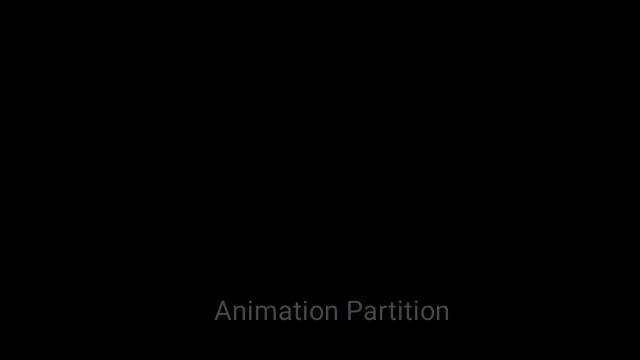
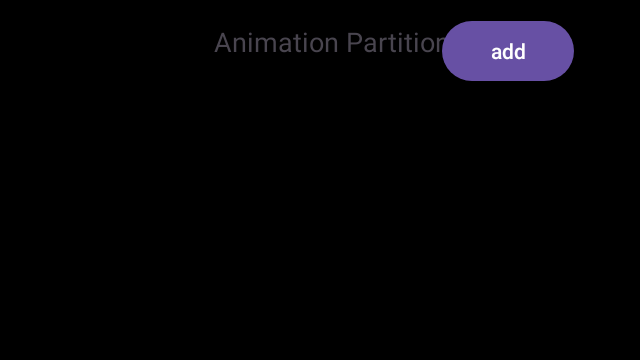
Before and after one commit to Farouk157/LED-Strip-Control, an Android app built with Jetpack Compose: the screen it shows after launch (MainActivity), on a phone screen of 824 x 412 dp (held sideways). Shown: the top 360 px of the screen, without its empty margins (596-1236 px from the left). Run offline under Robolectric (Android 15) with nearby library versions, the phone set to English and light mode, and no system bars; our stand-ins replace Room's generated code; 5 statements that could not run were skipped.

Commit message:
room & fav colors

```diff
--- a/LED_Strip_Control_Application/app/src/main/AndroidManifest.xml
+++ b/LED_Strip_Control_Application/app/src/main/AndroidManifest.xml
@@ -13,7 +13,7 @@
         android:theme="@style/Theme.LED_Strip_Control"
         tools:targetApi="31">
         <activity
-            android:name=".MainActivity"
+            android:name=".home.view.MainActivity"
             android:exported="true"
             android:screenOrientation="landscape"
             tools:ignore="DiscouragedApi">
--- a/LED_Strip_Control_Application/app/src/main/java/com/example/led_strip_control/MainActivity.kt
+++ /dev/null
@@ -1,34 +0,0 @@
-package com.example.led_strip_control
-
-import android.os.Bundle
-import androidx.appcompat.app.AppCompatActivity
-import androidx.compose.ui.platform.ViewCompositionStrategy
-import com.example.led_strip_control.databinding.ActivityMainBinding
-
-class MainActivity : AppCompatActivity() {
-
-    private lateinit var binding: ActivityMainBinding
-
-    override fun onCreate(savedInstanceState: Bundle?) {
-        super.onCreate(savedInstanceState)
-        binding = ActivityMainBinding.inflate(layoutInflater)
-        val view = binding.root
-        setContentView(view)
-
-        // Set the Compose content in the ComposeView
-        binding.composeColorPicker?.setViewCompositionStrategy(
-            ViewCompositionStrategy.DisposeOnViewTreeLifecycleDestroyed
-        )
-        binding.composeColorPicker?.setContent {
-            ColorPickerContent()
-        }
-
-//        // Set the Compose content in the ComposeView
-//        binding.colorHintList?.setViewCompositionStrategy(
-//            ViewCompositionStrategy.DisposeOnViewTreeLifecycleDestroyed
-//        )
-//        binding.colorHintList?.setContent {
-//            ColorPickerPreview()
-//        }
-    }
-}
--- /dev/null
+++ b/LED_Strip_Control_Application/app/src/main/java/com/example/led_strip_control/database/AppDatabase.kt
@@ -0,0 +1,29 @@
+package com.example.led_strip_control.database
+
+import android.content.Context
+import androidx.room.Database
+import androidx.room.Room
+import androidx.room.RoomDatabase
+import com.example.led_strip_control.pojo.ColorEntity
+
+@Database(entities = [ColorEntity::class], version = 1, exportSchema = false)
+abstract class AppDatabase : RoomDatabase() {
+    abstract fun colorDao(): ColorDao
+
+    companion object {
+        @Volatile
+        private var INSTANCE: AppDatabase? = null
+
+        fun getDatabase(context: Context): AppDatabase {
+            return INSTANCE ?: synchronized(this) {
+                val instance = Room.databaseBuilder(
+                    context.applicationContext,
+                    AppDatabase::class.java,
+                    "colors_database"
+                ).build()
+                INSTANCE = instance
+                instance
+            }
+        }
+    }
+}
--- /dev/null
+++ b/LED_Strip_Control_Application/app/src/main/java/com/example/led_strip_control/database/ColorDao.kt
@@ -0,0 +1,23 @@
+package com.example.led_strip_control.database
+
+import androidx.room.*
+import com.example.led_strip_control.pojo.ColorEntity
+import kotlinx.coroutines.flow.Flow
+
+@Dao
+interface ColorDao {
+    @Query("SELECT * FROM colors")
+    fun getAllColors(): Flow<List<ColorEntity>>
+
+    @Insert(onConflict = OnConflictStrategy.IGNORE)
+    suspend fun addColor(color: ColorEntity)
+
+    @Delete
+    suspend fun deleteColor(color: ColorEntity)
+
+    @Query("DELETE FROM colors WHERE id = :id")
+    suspend fun deleteColor(id: Int)
+
+    @Query("SELECT COUNT(*) FROM colors WHERE red = :red AND green = :green AND blue = :blue")
+    suspend fun findColor(red: Int, green: Int, blue: Int): Int
+}
--- /dev/null
+++ b/LED_Strip_Control_Application/app/src/main/java/com/example/led_strip_control/database/ColorLocalDataSource.kt
@@ -0,0 +1,10 @@
+package com.example.led_strip_control.database
+
+import com.example.led_strip_control.pojo.ColorEntity
+import kotlinx.coroutines.flow.Flow
+
+interface ColorLocalDataSource {
+    fun getFavoriteColors(): Flow<List<ColorEntity>>
+    suspend fun addFavoriteColor(color: ColorEntity): Boolean
+    suspend fun removeFavoriteColor(id: Int)
+}
--- /dev/null
+++ b/LED_Strip_Control_Application/app/src/main/java/com/example/led_strip_control/database/ColorLocalDataSourceImpl.kt
@@ -0,0 +1,38 @@
+package com.example.led_strip_control.database
+
+import android.content.Context
+import com.example.led_strip_control.pojo.ColorEntity
+import kotlinx.coroutines.flow.Flow
+
+class ColorLocalDataSourceImpl(private val context: Context) : ColorLocalDataSource {
+
+    private val colorDao : ColorDao = AppDatabase.getDatabase(context).colorDao()
+
+    override fun getFavoriteColors(): Flow<List<ColorEntity>> = colorDao.getAllColors()
+
+    override suspend fun addFavoriteColor(color: ColorEntity): Boolean {
+        val exists = colorDao.findColor(color.red, color.green, color.blue) > 0
+        if (!exists) {
+            colorDao.addColor(color)
+            return true
+        }
+        return false
+    }
+
+    override suspend fun removeFavoriteColor(id: Int) {
+        colorDao.deleteColor(id)
+    }
+
+    companion object {
+        @Volatile
+        private var INSTANCE: ColorLocalDataSource? = null
+
+        fun getInstance(context: Context): ColorLocalDataSource {
+            return INSTANCE ?: synchronized(this) {
+                val instance = ColorLocalDataSourceImpl(context)
+                INSTANCE = instance
+                instance
+            }
+        }
+    }
+}
--- /dev/null
+++ b/LED_Strip_Control_Application/app/src/main/java/com/example/led_strip_control/database/ColorUiState.kt
@@ -0,0 +1,8 @@
+package com.example.led_strip_control.database
+
+sealed class ColorUiState {
+    object Idle : ColorUiState()
+    object ColorAdded : ColorUiState()
+    data class ColorRemoved(val id: Int) : ColorUiState()
+    object ColorAlreadyExists : ColorUiState()
+}
--- /dev/null
+++ b/LED_Strip_Control_Application/app/src/main/java/com/example/led_strip_control/home/view/ColorDiffCallback.kt
@@ -0,0 +1,14 @@
+package com.example.led_strip_control.home.view
+
+import androidx.recyclerview.widget.DiffUtil
+import com.example.led_strip_control.pojo.ColorEntity
+
+class ColorDiffCallback : DiffUtil.ItemCallback<ColorEntity>() {
+    override fun areItemsTheSame(oldItem: ColorEntity, newItem: ColorEntity): Boolean {
+        return oldItem.id == newItem.id
+    }
+
+    override fun areContentsTheSame(oldItem: ColorEntity, newItem: ColorEntity): Boolean {
+        return oldItem == newItem
+    }
+}
--- /dev/null
+++ b/LED_Strip_Control_Application/app/src/main/java/com/example/led_strip_control/home/view/MainActivity.kt
@@ -0,0 +1,90 @@
+package com.example.led_strip_control.home.view
+
+import android.os.Bundle
+import androidx.appcompat.app.AppCompatActivity
+import androidx.compose.ui.platform.ViewCompositionStrategy
+import androidx.core.content.ContentProviderCompat.requireContext
+import androidx.lifecycle.ViewModelProvider
+import androidx.lifecycle.lifecycleScope
+import androidx.recyclerview.widget.LinearLayoutManager
+import com.example.led_strip_control.database.ColorLocalDataSourceImpl
+import com.example.led_strip_control.databinding.ActivityMainBinding
+import com.example.led_strip_control.home.view_model.ColorViewModel
+import com.example.led_strip_control.home.view_model.ColorViewModelFactory
+import com.example.led_strip_control.pojo.ColorEntity
+import com.example.led_strip_control.repository.ColorRepositoryImpl
+
+
+class MainActivity : AppCompatActivity() {
+
+    private lateinit var binding: ActivityMainBinding
+    private lateinit var colorAdapter: ColorAdapter
+    private lateinit var colorViewModel: ColorViewModel
+
+    override fun onCreate(savedInstanceState: Bundle?) {
+        super.onCreate(savedInstanceState)
+        binding = ActivityMainBinding.inflate(layoutInflater)
+        setContentView(binding.root)
+
+        // Initialize ViewModel
+        val colorRepository = ColorRepositoryImpl(ColorLocalDataSourceImpl.getInstance(this))
+        colorViewModel = ViewModelProvider(
+            this,
+            ColorViewModelFactory(colorRepository)
+        ).get(ColorViewModel::class.java)
+
+        // Initialize the ColorAdapter for RecyclerView
+        colorAdapter = ColorAdapter { colorId ->
+            colorViewModel.deleteColor(colorId)
+        }
+
+        // Set the RecyclerView adapter
+        binding.rvFavoriteColors?.layoutManager = LinearLayoutManager(this, LinearLayoutManager.HORIZONTAL, false)
+        binding.rvFavoriteColors?.adapter = colorAdapter
+
+        // Collect the colors from ViewModel using StateFlow
+        lifecycleScope.launchWhenStarted {
+            colorViewModel.colors.collect { colorList ->
+                // Submit the updated list to the adapter
+                colorAdapter.submitList(colorList)
+            }
+        }
+
+        // Add new color on button click
+        binding.btnAddToFavorite?.setOnClickListener {
+            val color = ColorEntity(id = 0, red = 255, green = 0, blue = 0) // Example red color
+            colorViewModel.addColor(color)
+        }
+
+        // Set the Compose content in the ComposeView for color picker
+        binding.composeColorPicker?.setViewCompositionStrategy(
+            ViewCompositionStrategy.DisposeOnViewTreeLifecycleDestroyed
+        )
+        binding.composeColorPicker?.setContent {
+            ColorPickerContent()
+        }
+    }
+}
+
+
+
+
+//class MainActivity : AppCompatActivity() {
+//
+//    private lateinit var binding: ActivityMainBinding
+//
+//    override fun onCreate(savedInstanceState: Bundle?) {
+//        super.onCreate(savedInstanceState)
+//        binding = ActivityMainBinding.inflate(layoutInflater)
+//        val view = binding.root
+//        setContentView(view)
+//
+//        // Set the Compose content in the ComposeView
+//        binding.composeColorPicker?.setViewCompositionStrategy(
+//            ViewCompositionStrategy.DisposeOnViewTreeLifecycleDestroyed
+//        )
+//        binding.composeColorPicker?.setContent {
+//            ColorPickerContent()
+//        }
+//    }
+//}
--- /dev/null
+++ b/LED_Strip_Control_Application/app/src/main/java/com/example/led_strip_control/home/view_model/ColorViewModel.kt
@@ -0,0 +1,51 @@
+package com.example.led_strip_control.home.view_model
+
+import androidx.lifecycle.ViewModel
+import androidx.lifecycle.viewModelScope
+import com.example.led_strip_control.database.ColorUiState
+import com.example.led_strip_control.pojo.ColorEntity
+import com.example.led_strip_control.repository.ColorRepositoryInterface
+import kotlinx.coroutines.flow.MutableStateFlow
+import kotlinx.coroutines.flow.StateFlow
+import kotlinx.coroutines.flow.asStateFlow
+import kotlinx.coroutines.flow.collectLatest
+import kotlinx.coroutines.launch
+
+class ColorViewModel(private val repository: ColorRepositoryInterface) : ViewModel() {
+    private val _uiState = MutableStateFlow<ColorUiState>(ColorUiState.Idle)
+    val uiState: StateFlow<ColorUiState> = _uiState.asStateFlow()
+
+    private val _colors = MutableStateFlow<List<ColorEntity>>(emptyList())
+    val colors: StateFlow<List<ColorEntity>> = _colors.asStateFlow()
+
+    init {
+        viewModelScope.launch {
+            repository.getAllColors()
+                .collectLatest { colorList ->
+                    _colors.value = colorList
+                }
+        }
+    }
+
+    fun addColor(color: ColorEntity) {
+        viewModelScope.launch {
+            val added = repository.addColor(color)
+            if (added) {
+                _uiState.value = ColorUiState.ColorAdded
+            } else {
+                _uiState.value = ColorUiState.ColorAlreadyExists
+            }
+        }
+    }
+
+    fun deleteColor(id: Int) {
+        viewModelScope.launch {
+            repository.deleteColor(id)
+            _uiState.value = ColorUiState.ColorRemoved(id)
+        }
+    }
+
+    fun resetUiState() {
+        _uiState.value = ColorUiState.Idle
+    }
+}
--- /dev/null
+++ b/LED_Strip_Control_Application/app/src/main/java/com/example/led_strip_control/home/view_model/ColorViewModelFactory.kt
@@ -0,0 +1,14 @@
+package com.example.led_strip_control.home.view_model
+
+import androidx.lifecycle.ViewModel
+import androidx.lifecycle.ViewModelProvider
+import com.example.led_strip_control.repository.ColorRepositoryInterface
+
+class ColorViewModelFactory(private val repository: ColorRepositoryInterface) : ViewModelProvider.Factory {
+    override fun <T : ViewModel> create(modelClass: Class<T>): T {
+        if (modelClass.isAssignableFrom(ColorViewModel::class.java)) {
+            return ColorViewModel(repository) as T
+        }
+        throw IllegalArgumentException("Unknown ViewModel class")
+    }
+}
--- /dev/null
+++ b/LED_Strip_Control_Application/app/src/main/java/com/example/led_strip_control/repository/ColorRepositoryImpl.kt
@@ -0,0 +1,22 @@
+package com.example.led_strip_control.repository
+
+import com.example.led_strip_control.database.ColorLocalDataSource
+import com.example.led_strip_control.pojo.ColorEntity
+import kotlinx.coroutines.flow.Flow
+
+class ColorRepositoryImpl(
+    private val localDataSource: ColorLocalDataSource
+) : ColorRepositoryInterface {
+
+    override fun getAllColors(): Flow<List<ColorEntity>> {
+        return localDataSource.getFavoriteColors()
+    }
+
+    override suspend fun addColor(color: ColorEntity): Boolean {
+        return localDataSource.addFavoriteColor(color)
+    }
+
+    override suspend fun deleteColor(id: Int) {
+        localDataSource.removeFavoriteColor(id)
+    }
+}
--- /dev/null
+++ b/LED_Strip_Control_Application/app/src/main/java/com/example/led_strip_control/repository/ColorRepositoryInterface.kt
@@ -0,0 +1,10 @@
+package com.example.led_strip_control.repository
+
+import com.example.led_strip_control.pojo.ColorEntity
+import kotlinx.coroutines.flow.Flow
+
+interface ColorRepositoryInterface {
+    fun getAllColors(): Flow<List<ColorEntity>>
+    suspend fun addColor(color: ColorEntity): Boolean
+    suspend fun deleteColor(id: Int)
+}
--- a/LED_Strip_Control_Application/app/src/main/res/layout-land/activity_main.xml
+++ b/LED_Strip_Control_Application/app/src/main/res/layout-land/activity_main.xml
@@ -6,17 +6,17 @@
     android:background="@color/black"
     android:layout_width="match_parent"
     android:layout_height="match_parent"
-    tools:context=".MainActivity">
+    tools:context=".home.view.MainActivity">
 
     <!-- Color Picker Partition on the Left -->
     <androidx.compose.ui.platform.ComposeView
         android:id="@+id/composeColorPicker"
         android:layout_width="0dp"
-        android:layout_height="match_parent"
+        android:layout_height="wrap_content"
         app:layout_constraintTop_toTopOf="parent"
-        app:layout_constraintBottom_toBottomOf="parent"
+        app:layout_constraintBottom_toTopOf="@+id/animationTextView"
         app:layout_constraintStart_toStartOf="parent"
-        android:layout_marginTop="50dp"
+        android:layout_marginTop="15dp"
         app:layout_constraintEnd_toStartOf="@+id/animationTextView" />
 
     <!-- Animation Partition on the Right (TextView) -->
@@ -26,10 +26,32 @@
         android:layout_height="wrap_content"
         android:text="Animation Partition"
         android:textSize="18sp"
-        app:layout_constraintTop_toTopOf="parent"
-        app:layout_constraintBottom_toBottomOf="parent"
+        app:layout_constraintTop_toBottomOf="@+id/composeColorPicker"
+        app:layout_constraintBottom_toTopOf="@+id/rv_favorite_colors"
         app:layout_constraintStart_toEndOf="@+id/composeColorPicker"
         app:layout_constraintEnd_toEndOf="parent"
         android:gravity="center"/>
 
+    <!-- Horizontal RecyclerView at the Bottom -->
+    <androidx.recyclerview.widget.RecyclerView
+        android:id="@+id/rv_favorite_colors"
+        android:layout_width="0dp"
+        android:layout_height="0dp"
+        app:layout_constraintTop_toBottomOf="@+id/animationTextView"
+        app:layout_constraintBottom_toBottomOf="parent"
+        app:layout_constraintStart_toStartOf="parent"
+        app:layout_constraintEnd_toEndOf="parent"
+        android:orientation="horizontal" />
+
+    <!-- Add Button for the Favorites -->
+    <Button
+        android:id="@+id/btn_add_to_favorite"
+        android:layout_width="wrap_content"
+        android:layout_height="wrap_content"
+        android:layout_marginTop="10dp"
+        android:layout_marginEnd="44dp"
+        android:text="add"
+        app:layout_constraintEnd_toEndOf="parent"
+        app:layout_constraintTop_toTopOf="parent" />
+
 </androidx.constraintlayout.widget.ConstraintLayout>
--- a/LED_Strip_Control_Application/app/src/main/res/layout/activity_main.xml
+++ b/LED_Strip_Control_Application/app/src/main/res/layout/activity_main.xml
@@ -5,7 +5,7 @@
     android:id="@+id/main"
     android:layout_width="match_parent"
     android:layout_height="match_parent"
-    tools:context=".MainActivity">
+    tools:context=".home.view.MainActivity">
 
     <TextView
         android:layout_width="wrap_content"
```
Also changed, not shown: LED_Strip_Control_Application/app/build.gradle.kts (+10 -0 lines), LED_Strip_Control_Application/app/src/main/java/com/example/led_strip_control/home/view/ColorAdapter.kt (added, +36 -0 lines), LED_Strip_Control_Application/app/src/main/java/com/example/led_strip_control/home/view/ColorPickerContent.kt (renamed from LED_Strip_Control_Application/app/src/main/java/com/example/led_strip_control/ColorPickerContent.kt, +14 -15 lines), LED_Strip_Control_Application/app/src/main/java/com/example/led_strip_control/pojo/ColorEntity.kt (added, +12 -0 lines), LED_Strip_Control_Application/app/src/main/res/layout-land/item_color.xml (added, +54 -0 lines).
